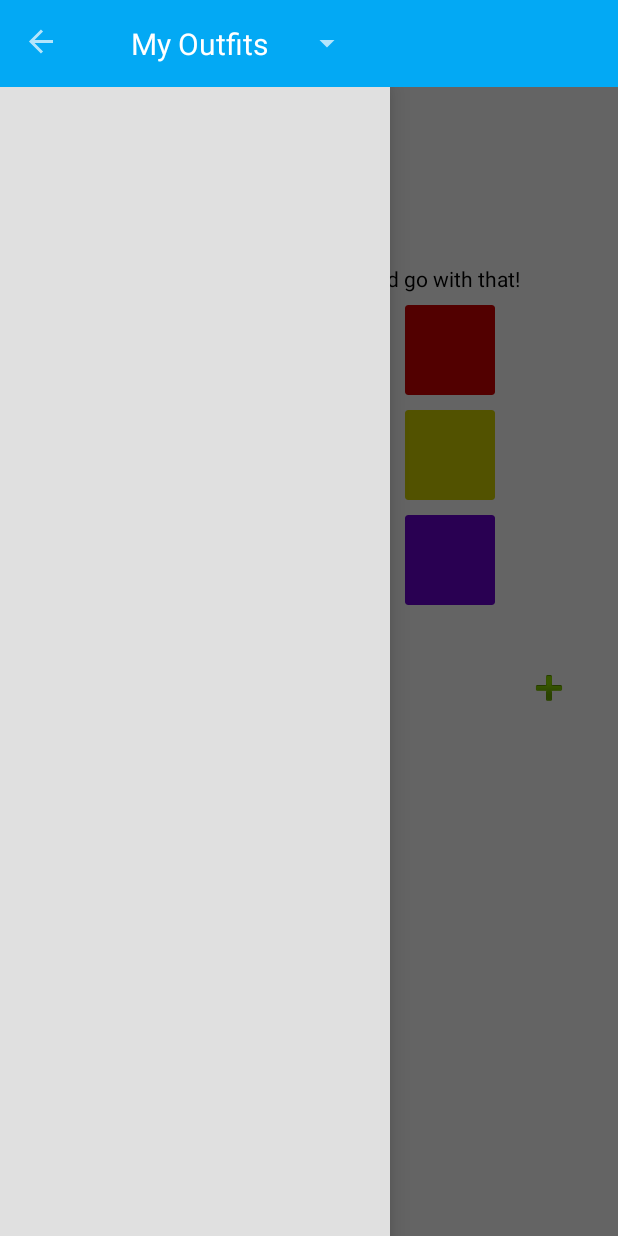
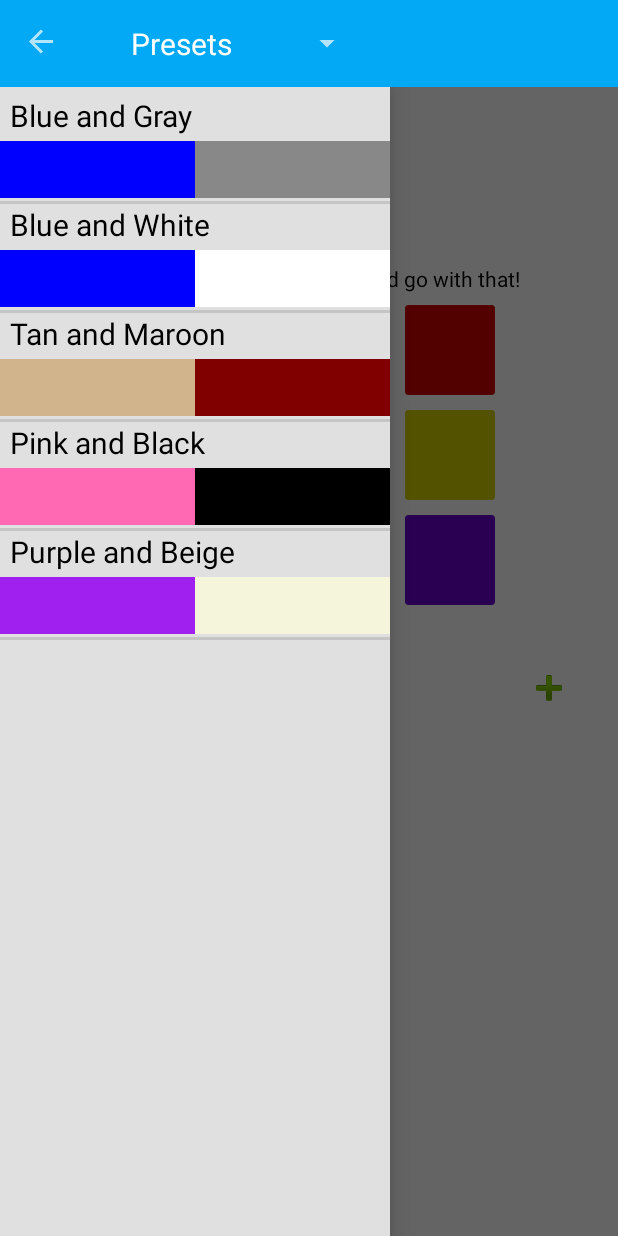
Before and after one commit to ericmvasey/ColorMatcher, an Android app: the ResultActivity screen opened directly, with no data from a screen before it, with the side drawer open, on a phone screen of 412 x 824 dp. Run offline under Robolectric (Android 15) with nearby library versions, the phone set to English and light mode, and no system bars.

Commit message:
Added preset/custom outfit persistence.

```diff
--- a/ambilWarna/build.gradle
+++ b/ambilWarna/build.gradle
@@ -1,8 +1,8 @@
 apply plugin: 'com.android.library'
 
 android {
-    compileSdkVersion 21
-    buildToolsVersion "21.1.2"
+    compileSdkVersion 23
+    buildToolsVersion "23.0.2"
 
     defaultConfig {
         minSdkVersion 3
--- a/ambilWarna/src/main/java/yuku/ambilwarna/widget/AmbilWarnaPrefWidgetView.java
+++ b/ambilWarna/src/main/java/yuku/ambilwarna/widget/AmbilWarnaPrefWidgetView.java
@@ -17,8 +17,8 @@ public class AmbilWarnaPrefWidgetView extends View {
 		super(context, attrs);
 
 		float density = context.getResources().getDisplayMetrics().density;
-		rectSize = FloatMath.floor(24.f * density + 0.5f);
-		strokeWidth = FloatMath.floor(1.f * density + 0.5f);
+		rectSize = (float) Math.floor(24.f * density + 0.5f);
+		strokeWidth = (float) Math.floor(1.f * density + 0.5f);
 
 		paint = new Paint();
 		paint.setColor(0xffffffff);
--- a/app/src/main/java/apotheosis/adapters/OutfitListAdapter.java
+++ b/app/src/main/java/apotheosis/adapters/OutfitListAdapter.java
@@ -30,6 +30,11 @@ public class OutfitListAdapter extends BaseAdapter
     public int getCount()
     {
         return outfits.size();
+    }
+
+    public String getOutfitName(int position)
+    {
+        return outfits.get(position).first;
     }
 
     @Override
--- a/app/src/main/java/apotheosis/outfit/OutfitDBHelper.java
+++ b/app/src/main/java/apotheosis/outfit/OutfitDBHelper.java
@@ -4,6 +4,7 @@ import android.content.Context;
 import android.database.Cursor;
 import android.database.sqlite.SQLiteDatabase;
 import android.database.sqlite.SQLiteOpenHelper;
+import android.graphics.Color;
 import android.support.v4.util.Pair;
 
 import java.util.ArrayList;
@@ -23,6 +24,20 @@ public class OutfitDBHelper extends SQLiteOpenHelper
     {
         db.execSQL("CREATE TABLE outfits (type integer, colors TEXT, name TEXT);");
 
+        HSLColor[] outfit = new HSLColor[]{new HSLColor(HSLColor.fromRGB(Color.BLUE)), new HSLColor(Color.GRAY)};
+        db.execSQL("INSERT INTO outfits (type,colors, name) VALUES (0," + hslToString(outfit) + ", '" + "Blue and Gray" + "');");
+
+        outfit = new HSLColor[]{new HSLColor(HSLColor.fromRGB(Color.BLUE)), new HSLColor(Color.WHITE)};
+        db.execSQL("INSERT INTO outfits (type,colors, name) VALUES (0," + hslToString(outfit) + ", '" + "Blue and White" + "');");
+
+        outfit = new HSLColor[]{new HSLColor(Color.rgb(210,180,140)), new HSLColor(Color.rgb(128,0,0))};
+        db.execSQL("INSERT INTO outfits (type,colors, name) VALUES (0," + hslToString(outfit) + ", '" + "Tan and Maroon" + "');");
+
+        outfit = new HSLColor[]{new HSLColor(Color.rgb(255,105,180)), new HSLColor(Color.BLACK)};
+        db.execSQL("INSERT INTO outfits (type,colors, name) VALUES (0," + hslToString(outfit) + ", '" + "Pink and Black" + "');");
+
+        outfit = new HSLColor[]{new HSLColor(Color.rgb(160,32,240)), new HSLColor(Color.rgb(245,245,220))};
+        db.execSQL("INSERT INTO outfits (type,colors, name) VALUES (0," + hslToString(outfit) + ", '" + "Purple and Beige" + "');");
     }
 
     @Override
@@ -98,6 +113,11 @@ public class OutfitDBHelper extends SQLiteOpenHelper
 
     public void addOutfit(String title, HSLColor[] outfit)
     {
+        getWritableDatabase().execSQL("INSERT INTO outfits (type,colors, name) VALUES (1," + hslToString(outfit) + ", '" + title + "');");
+    }
+
+    private String hslToString(HSLColor[] outfit)
+    {
         StringBuilder colors = new StringBuilder("'");
 
         for(HSLColor color: outfit)
@@ -107,7 +127,6 @@ public class OutfitDBHelper extends SQLiteOpenHelper
         }
 
         colors.replace(colors.length()-1,colors.length(),"'");
-
-        getWritableDatabase().execSQL("INSERT INTO outfits (type,colors, name) VALUES (1," + colors.toString() + ", '" + title + "');");
+        return colors.toString();
     }
 }
--- a/app/src/main/java/apotheosis/result/ResultActivity.java
+++ b/app/src/main/java/apotheosis/result/ResultActivity.java
@@ -12,6 +12,7 @@ import android.support.v4.widget.DrawerLayout;
 import android.support.v7.app.ActionBar;
 import android.support.v7.app.ActionBarActivity;
 import android.support.v7.app.ActionBarDrawerToggle;
+import android.support.v7.app.AppCompatActivity;
 import android.support.v7.widget.Toolbar;
 import android.util.Log;
 import android.view.MenuItem;
@@ -35,9 +36,10 @@ import apotheosis.outfit.OutfitFragment;
 import apotheosis.views.ColorCardView;
 import yuku.ambilwarna.AmbilWarnaDialog;
 
-public class ResultActivity extends ActionBarActivity
+public class ResultActivity extends AppCompatActivity
 {
     private ActionBarDrawerToggle toggle;
+    private int selectedOutfitType = 0;
 
     @Override
     public void onCreate(Bundle savedInstanceState)
@@ -79,8 +81,53 @@ public class ResultActivity extends ActionBarActivity
                     @Override
                     public boolean onNavigationItemSelected(int itemPosition, long itemId)
                     {
+                        selectedOutfitType = itemPosition;
+
                         ListView lv = (ListView) findViewById(R.id.left_drawer_result_activity);
+
+                        lv.setOnItemClickListener(new ListView.OnItemClickListener()
+                        {
+                            @Override
+                            public void onItemClick(AdapterView<?> parent, View view, int position, long id)
+                            {
+                                HSLColor[] outfit = ((OutfitListAdapter) parent.getAdapter()).getItem(position);
+                                int[] rgbs = new int[outfit.length];
+                                for(int i = 0; i < outfit.length; i++)
+                                {
+                                    rgbs[i] = outfit[i].getRGB();
+                                }
+
+                                Bundle args = new Bundle();
+                                args.putIntArray("colors", rgbs);
+
+                                OutfitFragment frag = new OutfitFragment();
+                                frag.setArguments(args);
+
+                                DrawerLayout drawerLayout = (DrawerLayout) findViewById(R.id.drawer_layout);
+                                boolean isDrawerOpen = drawerLayout.isDrawerOpen(findViewById(R.id.left_drawer_result));
+
+                                if(isDrawerOpen)
+                                    drawerLayout.closeDrawers();
+
+                                getSupportFragmentManager().popBackStack(null, FragmentManager.POP_BACK_STACK_INCLUSIVE);
+
+                                getSupportFragmentManager().beginTransaction()
+                                        .replace(R.id.resultContainerFragment, frag)
+                                        .addToBackStack(null)
+                                        .setCustomAnimations(android.R.anim.slide_in_left, android.R.anim.slide_out_right,
+                                                android.R.anim.slide_out_right, android.R.anim.slide_in_left)
+                                        .commit();
+                            }
+                        });
+
                         if(itemPosition == 0)
+                        {
+                            OutfitListAdapter adapter = new OutfitListAdapter(new OutfitDBHelper(ResultActivity.this).getAllPreDefinedOutfits());
+                            lv.setAdapter(adapter);
+                            lv.setOnItemLongClickListener(null);
+                            return true;
+                        }
+                        else if(itemPosition == 1)
                         {
                             OutfitListAdapter adapter = new OutfitListAdapter(new OutfitDBHelper(ResultActivity.this).getAllUserOutfits());
                             lv.setAdapter(adapter);
@@ -121,16 +168,11 @@ public class ResultActivity extends ActionBarActivity
 
                             return true;
                         }
-                        else if(itemPosition == 1)
-                        {
-                            OutfitListAdapter adapter = new OutfitListAdapter(new OutfitDBHelper(ResultActivity.this).getAllPreDefinedOutfits());
-                            lv.setAdapter(adapter);
-                            lv.setOnItemLongClickListener(null);
-                            return true;
-                        }
                         return false;
                     }
                 });
+
+                getSupportActionBar().setSelectedNavigationItem(selectedOutfitType);
             }
 
         };
@@ -150,50 +192,6 @@ public class ResultActivity extends ActionBarActivity
             drawerLayout.closeDrawers();
         else
             super.onBackPressed();
-    }
-
-    @Override
-    public void onResume()
-    {
-        super.onResume();
-
-        OutfitListAdapter adapter = new OutfitListAdapter(new OutfitDBHelper(this).getAllUserOutfits());
-        ListView lv = (ListView) findViewById(R.id.left_drawer_result_activity);
-        lv.setAdapter(adapter);
-        lv.setOnItemClickListener(new ListView.OnItemClickListener()
-        {
-            @Override
-            public void onItemClick(AdapterView<?> parent, View view, int position, long id)
-            {
-                HSLColor[] outfit = ((OutfitListAdapter) parent.getAdapter()).getItem(position);
-                int[] rgbs = new int[outfit.length];
-                for(int i = 0; i < outfit.length; i++)
-                {
-                    rgbs[i] = outfit[i].getRGB();
-                }
-
-                Bundle args = new Bundle();
-                args.putIntArray("colors", rgbs);
-
-                OutfitFragment frag = new OutfitFragment();
-                frag.setArguments(args);
-
-                DrawerLayout drawerLayout = (DrawerLayout) findViewById(R.id.drawer_layout);
-                boolean isDrawerOpen = drawerLayout.isDrawerOpen(findViewById(R.id.left_drawer_result));
-
-                if(isDrawerOpen)
-                    drawerLayout.closeDrawers();
-
-                getSupportFragmentManager().popBackStack(null, FragmentManager.POP_BACK_STACK_INCLUSIVE);
-
-                getSupportFragmentManager().beginTransaction()
-                        .replace(R.id.resultContainerFragment, frag)
-                        .addToBackStack(null)
-                        .setCustomAnimations(android.R.anim.slide_in_left, android.R.anim.slide_out_right,
-                                android.R.anim.slide_out_right, android.R.anim.slide_in_left)
-                        .commit();
-            }
-        });
     }
 
     @Override
--- a/app/src/main/res/values/strings.xml
+++ b/app/src/main/res/values/strings.xml
@@ -14,8 +14,8 @@
     <string name="paint">Paint</string>
 
     <array name="outfit_types">
+        <item>Presets</item>
         <item>My Outfits</item>
-        <item>Presets</item>
     </array>
 
 </resources>
--- a/build.gradle
+++ b/build.gradle
@@ -5,7 +5,7 @@ buildscript {
         jcenter()
     }
     dependencies {
-        classpath 'com.android.tools.build:gradle:1.0.0'
+        classpath 'com.android.tools.build:gradle:2.1.2'
 
         // NOTE: Do not place your application dependencies here; they belong
         // in the individual module build.gradle files
```
Also changed, not shown: app/build.gradle (+4 -4 lines), app/src/main/java/apotheosis/main/CameraFragment.java (+4 -3 lines), gradle/wrapper/gradle-wrapper.properties, 6 other files.
